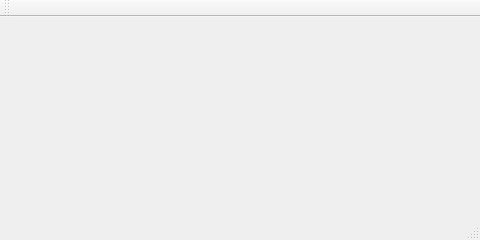
Old version of the form mainwindow.ui in the repository cjwhome/2bTouch.
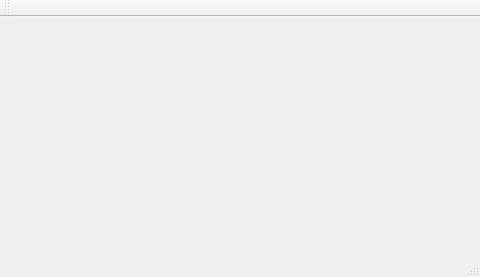
New version of the form.

```diff
--- a/mainwindow.ui
+++ b/mainwindow.ui
@@ -7,7 +7,7 @@
     <x>0</x>
     <y>0</y>
     <width>480</width>
-    <height>240</height>
+    <height>277</height>
    </rect>
   </property>
   <property name="windowTitle">
```
